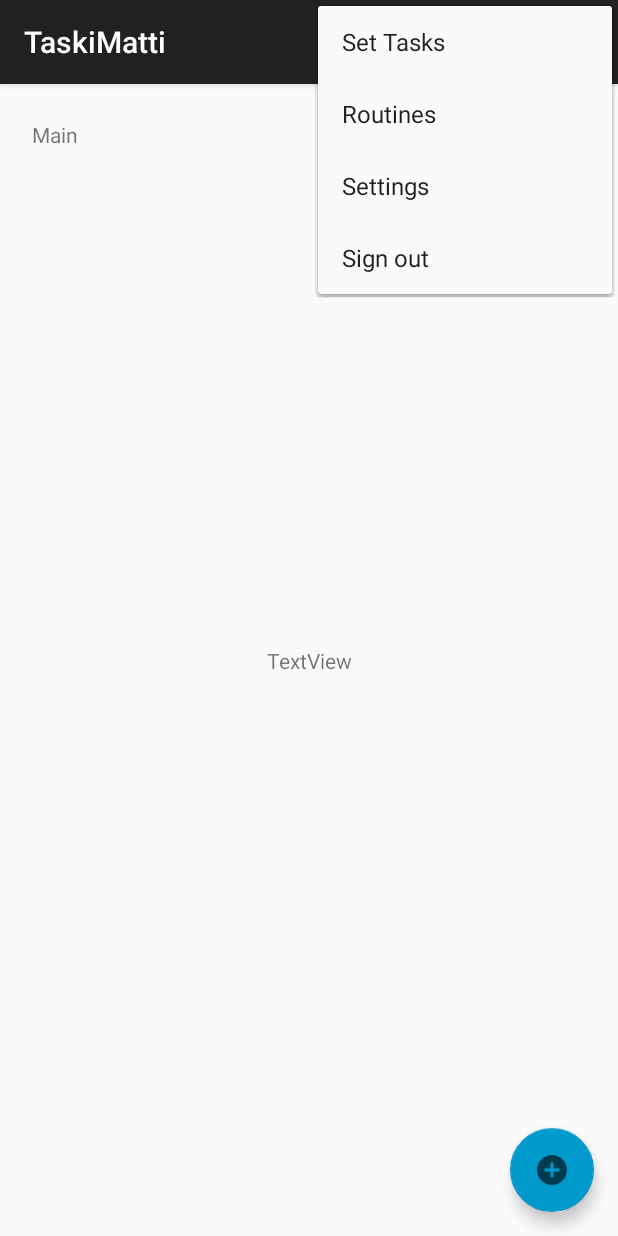
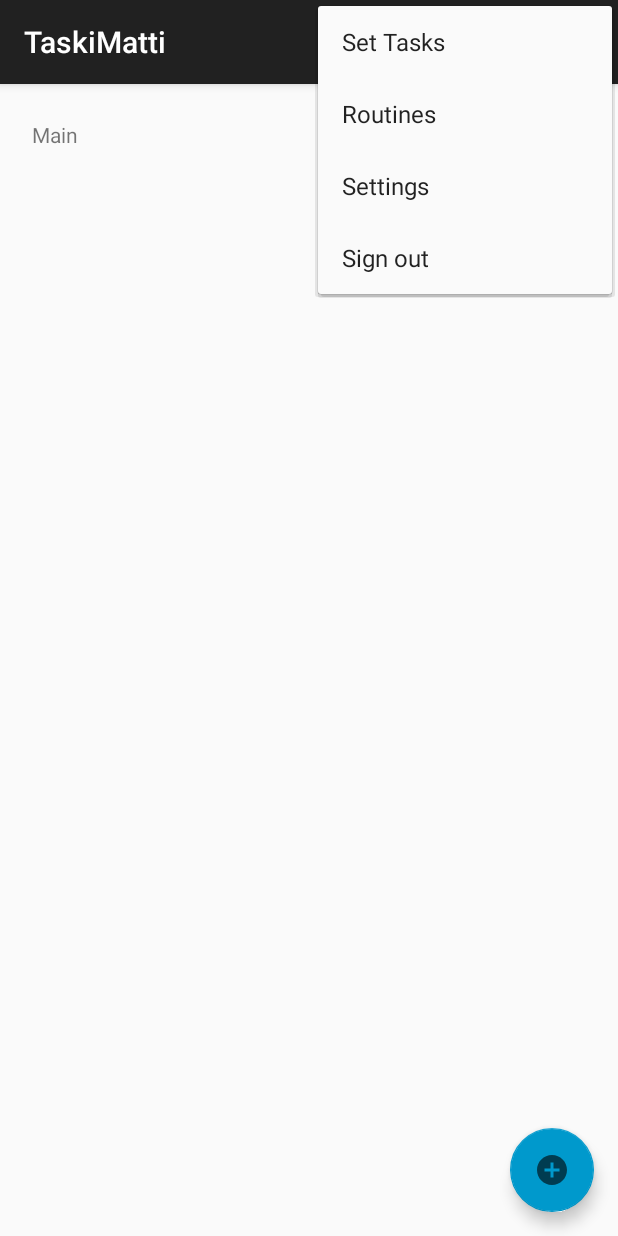
Before and after one commit to anttus/OTP2_R4_TaskiMatti, an Android app: the screen it shows after launch once a user with an empty profile is signed in (MainActivity), with the options menu open, on a phone screen of 412 x 824 dp. Run offline under Robolectric (Android 15) with nearby library versions, the phone set to English and light mode, and no system bars; our stand-ins replace Firebase (no records; nobody signed in at launch, a user with empty details on screens opened directly).

Commit message:
Removed TextView from content_main

```diff
--- a/app/src/main/res/layout/content_main.xml
+++ b/app/src/main/res/layout/content_main.xml
@@ -20,18 +20,4 @@
         app:layout_constraintTop_toTopOf="parent"
         app:layout_constraintVertical_bias="0.032" />
 
-    <TextView
-        android:id="@+id/testMultiline"
-        android:layout_width="wrap_content"
-        android:layout_height="wrap_content"
-        android:layout_marginBottom="8dp"
-        android:layout_marginEnd="8dp"
-        android:layout_marginStart="8dp"
-        android:layout_marginTop="8dp"
-        android:text="TextView"
-        app:layout_constraintBottom_toBottomOf="parent"
-        app:layout_constraintEnd_toEndOf="parent"
-        app:layout_constraintStart_toStartOf="parent"
-        app:layout_constraintTop_toTopOf="parent" />
-
 </android.support.constraint.ConstraintLayout>
```
